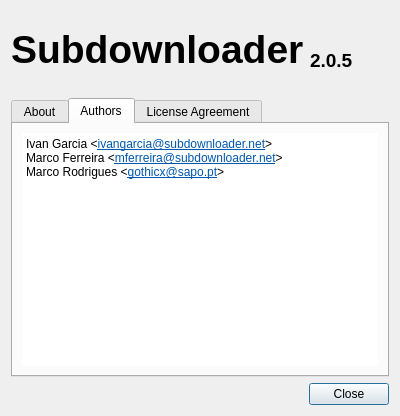
Old version of the form gui/about.ui in the repository subdownloader/subdownloader.
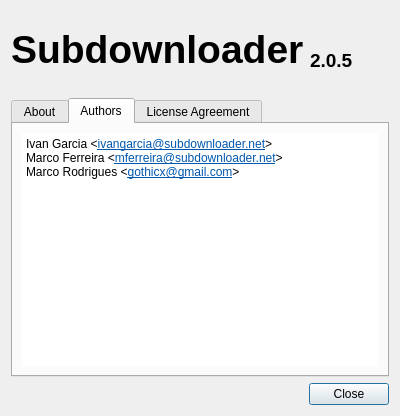
New version of the form. The open tabs and pages were chosen to show the change. Icons and pictures are not drawn.

Commit message: Change e-mail address of Marco Rodrigues

```diff
--- a/gui/about.ui
+++ b/gui/about.ui
@@ -194,7 +194,7 @@
 &lt;/style&gt;&lt;/head&gt;&lt;body style=&quot; font-family:'Verdana'; font-size:9pt; font-weight:400; font-style:normal;&quot;&gt;
 &lt;p style=&quot; margin-top:0px; margin-bottom:0px; margin-left:0px; margin-right:0px; -qt-block-indent:0; text-indent:0px;&quot;&gt;&lt;span style=&quot; font-family:'Sans Serif';&quot;&gt;Ivan Garcia &amp;lt;&lt;/span&gt;&lt;a href=&quot;mailto:ivangarcia@subdownloader.net&quot;&gt;&lt;span style=&quot; font-family:'Sans Serif'; text-decoration: underline; color:#0057ae;&quot;&gt;ivangarcia@subdownloader.net&lt;/span&gt;&lt;/a&gt;&lt;span style=&quot; font-family:'Sans Serif';&quot;&gt;&amp;gt;&lt;/span&gt;&lt;/p&gt;
 &lt;p style=&quot; margin-top:0px; margin-bottom:0px; margin-left:0px; margin-right:0px; -qt-block-indent:0; text-indent:0px;&quot;&gt;&lt;span style=&quot; font-family:'Sans Serif';&quot;&gt;Marco Ferreira &amp;lt;&lt;/span&gt;&lt;a href=&quot;mailto:mferreira@subdownloader.net&quot;&gt;&lt;span style=&quot; font-family:'Sans Serif'; text-decoration: underline; color:#0057ae;&quot;&gt;mferreira@subdownloader.net&lt;/span&gt;&lt;/a&gt;&lt;span style=&quot; font-family:'Sans Serif';&quot;&gt;&amp;gt;&lt;/span&gt;&lt;/p&gt;
-&lt;p style=&quot; margin-top:0px; margin-bottom:0px; margin-left:0px; margin-right:0px; -qt-block-indent:0; text-indent:0px;&quot;&gt;&lt;span style=&quot; font-family:'Sans Serif';&quot;&gt;Marco Rodrigues &amp;lt;&lt;/span&gt;&lt;a href=&quot;mailto:mferreira@subdownloader.net&quot;&gt;&lt;span style=&quot; font-family:'Sans Serif'; text-decoration: underline; color:#0057ae;&quot;&gt;gothicx@sapo.pt&lt;/span&gt;&lt;/a&gt;&lt;span style=&quot; font-family:'Sans Serif';&quot;&gt;&amp;gt;&lt;/span&gt;&lt;/p&gt;&lt;/body&gt;&lt;/html&gt;</string>
+&lt;p style=&quot; margin-top:0px; margin-bottom:0px; margin-left:0px; margin-right:0px; -qt-block-indent:0; text-indent:0px;&quot;&gt;&lt;span style=&quot; font-family:'Sans Serif';&quot;&gt;Marco Rodrigues &amp;lt;&lt;/span&gt;&lt;a href=&quot;mailto:mferreira@subdownloader.net&quot;&gt;&lt;span style=&quot; font-family:'Sans Serif'; text-decoration: underline; color:#0057ae;&quot;&gt;gothicx@gmail.com&lt;/span&gt;&lt;/a&gt;&lt;span style=&quot; font-family:'Sans Serif';&quot;&gt;&amp;gt;&lt;/span&gt;&lt;/p&gt;&lt;/body&gt;&lt;/html&gt;</string>
          </property>
         </widget>
        </item>
```
The commit also changes 5 other files.
